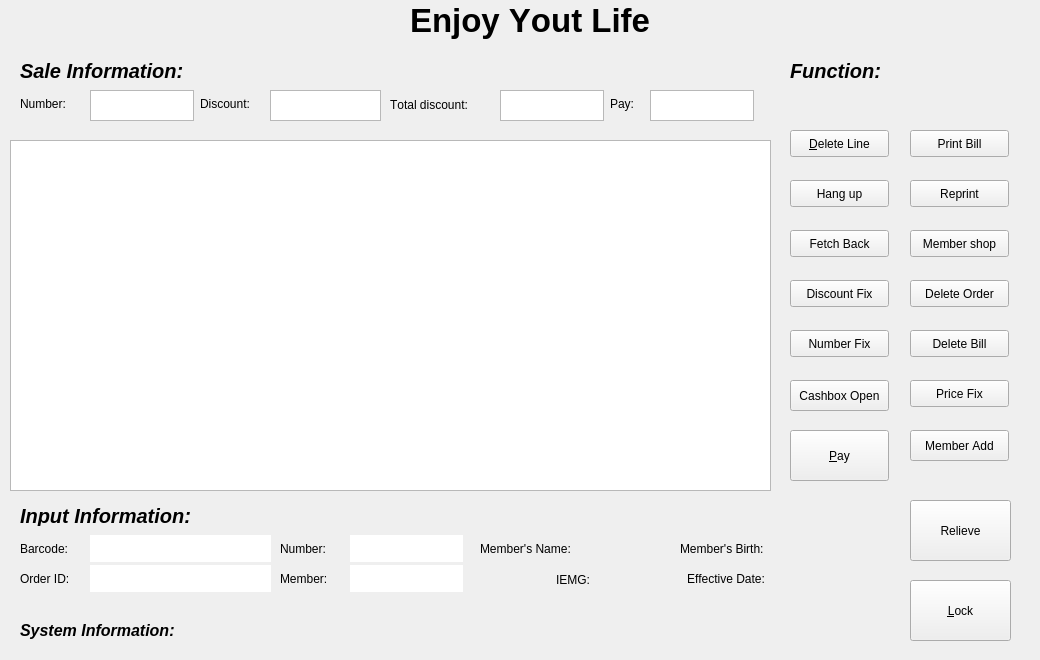
Qt form work.ui (weiweiwangblade/POS_system) before a commit.
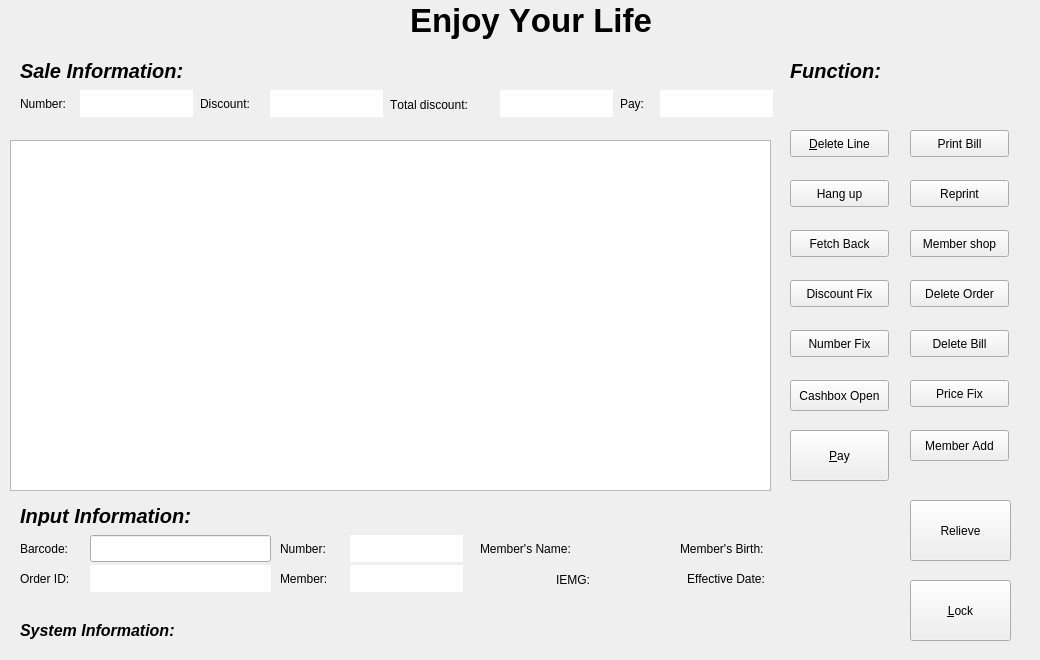
The same form after that commit.

Patch:
```diff
--- a/work.ui
+++ b/work.ui
@@ -198,7 +198,7 @@
     </rect>
    </property>
    <property name="frame">
-    <bool>false</bool>
+    <bool>true</bool>
    </property>
   </widget>
   <widget class="QLineEdit" name="lineEdit_6">
@@ -239,45 +239,8 @@
    <property name="frame">
     <bool>false</bool>
    </property>
-  </widget>
-  <widget class="QTextEdit" name="textEdit">
-   <property name="geometry">
-    <rect>
-     <x>90</x>
-     <y>90</y>
-     <width>104</width>
-     <height>31</height>
-    </rect>
-   </property>
-  </widget>
-  <widget class="QTextEdit" name="textEdit_2">
-   <property name="geometry">
-    <rect>
-     <x>270</x>
-     <y>90</y>
-     <width>111</width>
-     <height>31</height>
-    </rect>
-   </property>
-  </widget>
-  <widget class="QTextEdit" name="textEdit_3">
-   <property name="geometry">
-    <rect>
-     <x>650</x>
-     <y>90</y>
-     <width>104</width>
-     <height>31</height>
-    </rect>
-   </property>
-  </widget>
-  <widget class="QTextEdit" name="textEdit_4">
-   <property name="geometry">
-    <rect>
-     <x>500</x>
-     <y>90</y>
-     <width>104</width>
-     <height>31</height>
-    </rect>
+   <property name="readOnly">
+    <bool>true</bool>
    </property>
   </widget>
   <widget class="QLabel" name="label_2">
@@ -322,7 +285,7 @@
   <widget class="QLabel" name="label_5">
    <property name="geometry">
     <rect>
-     <x>610</x>
+     <x>620</x>
      <y>95</y>
      <width>31</width>
      <height>17</height>
@@ -557,7 +520,7 @@
     </font>
    </property>
    <property name="text">
-    <string>Enjoy Yout Life</string>
+    <string>Enjoy Your Life</string>
    </property>
   </widget>
   <widget class="QLabel" name="label_16">
@@ -604,6 +567,70 @@
     <string>System Information:</string>
    </property>
   </widget>
+  <widget class="QLineEdit" name="lineEdit">
+   <property name="geometry">
+    <rect>
+     <x>80</x>
+     <y>90</y>
+     <width>113</width>
+     <height>27</height>
+    </rect>
+   </property>
+   <property name="frame">
+    <bool>false</bool>
+   </property>
+   <property name="readOnly">
+    <bool>true</bool>
+   </property>
+  </widget>
+  <widget class="QLineEdit" name="lineEdit_2">
+   <property name="geometry">
+    <rect>
+     <x>270</x>
+     <y>90</y>
+     <width>113</width>
+     <height>27</height>
+    </rect>
+   </property>
+   <property name="frame">
+    <bool>false</bool>
+   </property>
+   <property name="readOnly">
+    <bool>true</bool>
+   </property>
+  </widget>
+  <widget class="QLineEdit" name="lineEdit_3">
+   <property name="geometry">
+    <rect>
+     <x>500</x>
+     <y>90</y>
+     <width>113</width>
+     <height>27</height>
+    </rect>
+   </property>
+   <property name="frame">
+    <bool>false</bool>
+   </property>
+   <property name="readOnly">
+    <bool>true</bool>
+   </property>
+  </widget>
+  <widget class="QLineEdit" name="lineEdit_4">
+   <property name="geometry">
+    <rect>
+     <x>660</x>
+     <y>90</y>
+     <width>113</width>
+     <height>27</height>
+    </rect>
+   </property>
+   <property name="frame">
+    <bool>false</bool>
+   </property>
+   <property name="readOnly">
+    <bool>true</bool>
+   </property>
+  </widget>
  </widget>
  <resources/>
  <connections/>
```
Left out of the diff: 6 changed lines with no effect on the pictures.
